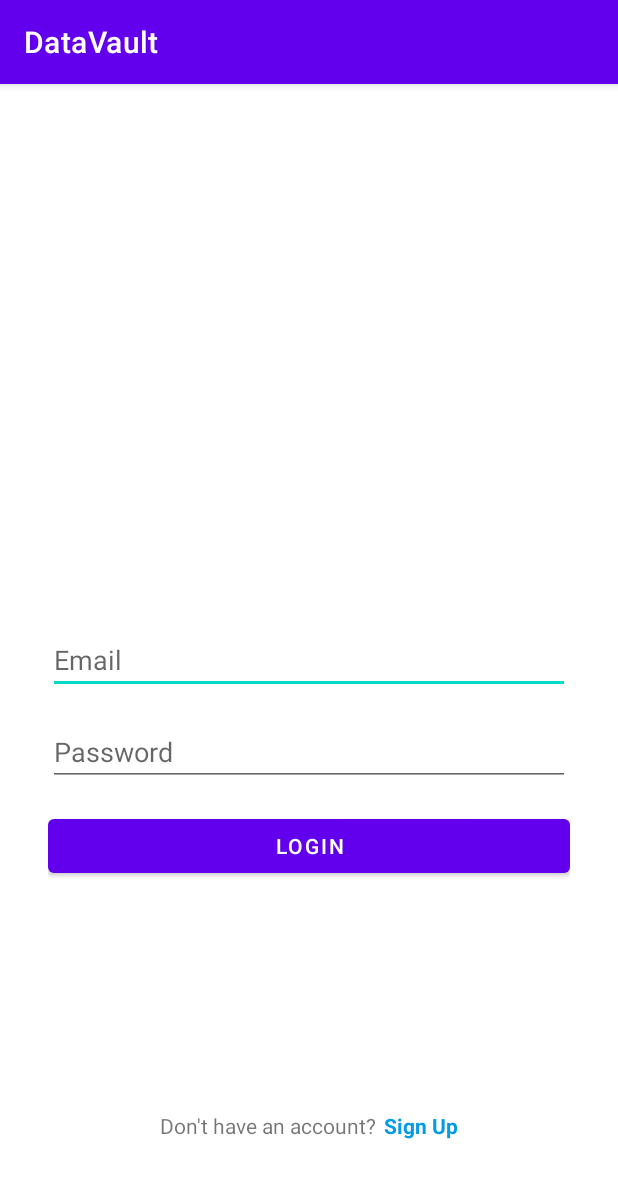
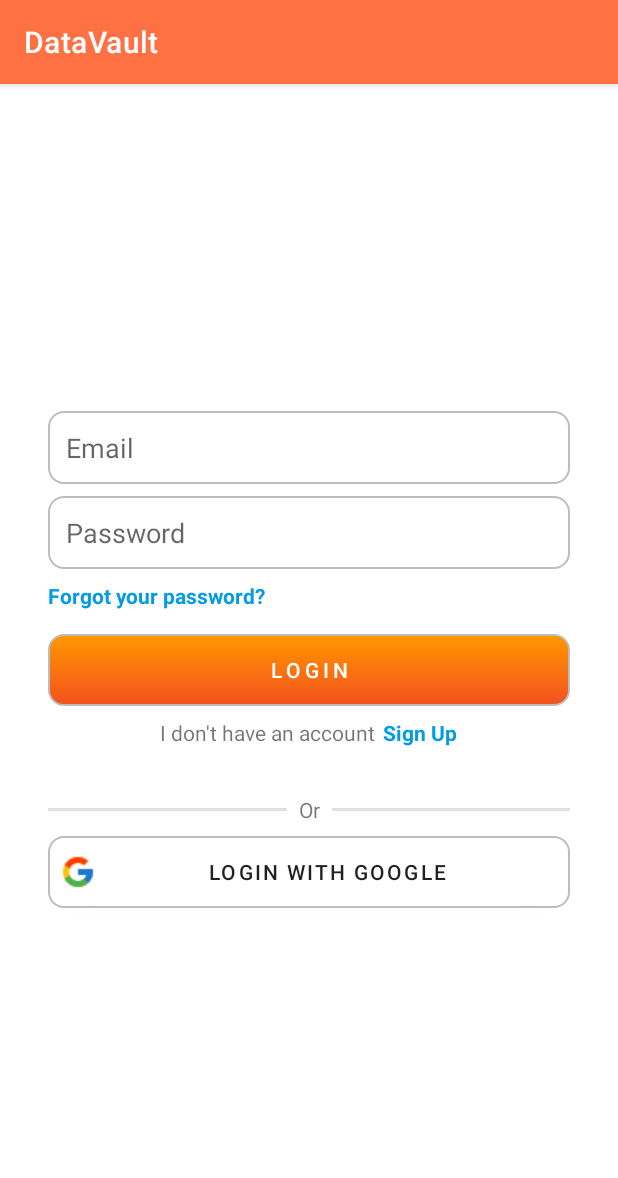
Before and after one commit to johndeweyzxc/DataVault, an Android app: the screen it shows after launch (MainActivity), on a phone screen of 412 x 824 dp. Shown: the top 1178 px of the screen. Run offline under Robolectric (Android 15) with nearby library versions, the phone set to English and light mode, and no system bars; our stand-ins replace Firebase (no records; nobody signed in at launch, a user with empty details on screens opened directly).

Commit message:
Fixed UI

```diff
--- a/app/src/main/java/com/example/datavault/MainActivity.kt
+++ b/app/src/main/java/com/example/datavault/MainActivity.kt
@@ -3,9 +3,9 @@ package com.example.datavault
 import android.content.Intent
 import androidx.appcompat.app.AppCompatActivity
 import android.os.Bundle
-import android.widget.Button
 import android.widget.EditText
 import android.widget.TextView
+import androidx.appcompat.widget.AppCompatButton
 import com.google.firebase.auth.FirebaseAuth
 
 class MainActivity : AppCompatActivity() {
@@ -17,10 +17,12 @@ class MainActivity : AppCompatActivity() {
         val contentActivity = Intent(this, ContentActivity::class.java)
         val registerActivity = Intent(this, RegisterActivity::class.java)
 
-        val signUp = findViewById<TextView>(R.id.signUp)
-        val emailInput = findViewById<EditText>(R.id.emailInput)
-        val passwordInput = findViewById<EditText>(R.id.passwordInput)
-        val loginBtn = findViewById<Button>(R.id.loginButton)
+        val etLoginEmail = findViewById<EditText>(R.id.etLoginEmail)
+        val etLoginPassword = findViewById<EditText>(R.id.etLoginPassword)
+        val tvLoginForgotPassword = findViewById<TextView>(R.id.tvLoginForgotPassword)
+        val btnLogin = findViewById<AppCompatButton>(R.id.btnLogin)
+        val tvLoginSignUp = findViewById<TextView>(R.id.tvLoginSignUp)
+        val btnLoginWithGoogle = findViewById<AppCompatButton>(R.id.btnLoginWithGoogle)
 
         firebaseInstance.addAuthStateListener { auth ->
             val user = auth.currentUser
@@ -30,11 +32,11 @@ class MainActivity : AppCompatActivity() {
             }
         }
 
-        loginBtn.setOnClickListener {
-            Auth(firebaseInstance).signIn(this, emailInput, passwordInput)
+        btnLogin.setOnClickListener {
+            Auth(firebaseInstance).signIn(this, etLoginEmail, etLoginPassword)
         }
 
-        signUp.setOnClickListener {
+        tvLoginSignUp.setOnClickListener {
             startActivity(registerActivity)
         }
     }
--- /dev/null
+++ b/app/src/main/res/drawable/button_login.xml
@@ -0,0 +1,16 @@
+<?xml version="1.0" encoding="utf-8"?>
+<selector xmlns:android="http://schemas.android.com/apk/res/android">
+    <item>
+        <shape android:shape="rectangle">
+            <gradient
+                android:startColor="@color/orange_500"
+                android:endColor="@color/deep_orange_600"
+                android:angle="-135"
+                />
+            <corners android:radius="10dp" />
+            <stroke
+                android:width="1dp"
+                android:color="@color/grey_400" />
+        </shape>
+    </item>
+</selector>
--- /dev/null
+++ b/app/src/main/res/drawable/input_login.xml
@@ -0,0 +1,9 @@
+<?xml version="1.0" encoding="utf-8"?>
+<selector xmlns:android="http://schemas.android.com/apk/res/android">
+    <item>
+        <shape android:shape="rectangle">
+            <stroke android:color="@color/grey_400" android:width="1dp" />
+            <corners android:radius="10dp" />
+        </shape>
+    </item>
+</selector>
--- /dev/null
+++ b/app/src/main/res/drawable/login_with_google.xml
@@ -0,0 +1,12 @@
+<?xml version="1.0" encoding="utf-8"?>
+<selector xmlns:android="http://schemas.android.com/apk/res/android">
+    <item>
+        <shape android:shape="rectangle">
+            <solid android:color="@color/white" />
+            <corners android:radius="10dp" />
+            <stroke
+                android:color="@color/grey_400"
+                android:width="1dp"/>
+        </shape>
+    </item>
+</selector>
--- a/app/src/main/res/layout/activity_main.xml
+++ b/app/src/main/res/layout/activity_main.xml
@@ -4,80 +4,131 @@
     xmlns:tools="http://schemas.android.com/tools"
     android:layout_width="match_parent"
     android:layout_height="match_parent"
-    tools:context=".MainActivity">
+    tools:context=".MainActivity"
+    android:padding="32dp">
 
-    <androidx.constraintlayout.widget.ConstraintLayout
+    <ScrollView
         android:layout_width="match_parent"
         android:layout_height="match_parent"
         app:layout_constraintBottom_toBottomOf="parent"
         app:layout_constraintEnd_toEndOf="parent"
         app:layout_constraintStart_toStartOf="parent"
         app:layout_constraintTop_toTopOf="parent"
-        android:layout_margin="32dp">
+        android:fillViewport="true">
+
+        <androidx.appcompat.widget.LinearLayoutCompat
+            android:layout_width="match_parent"
+            android:layout_height="match_parent"
+            android:orientation="vertical"
+            android:gravity="center">
 
             <EditText
-            android:id="@+id/emailInput"
+                android:id="@+id/etLoginEmail"
                 android:layout_width="match_parent"
                 android:layout_height="wrap_content"
+                android:background="@drawable/input_login"
                 android:hint="Email"
+                android:padding="12sp"
+                app:layout_constraintBottom_toTopOf="@+id/passwordInput"
+                app:layout_constraintEnd_toEndOf="parent"
+                app:layout_constraintStart_toStartOf="parent" />
+
+            <EditText
+                android:id="@+id/etLoginPassword"
+                android:layout_width="match_parent"
+                android:layout_height="wrap_content"
+                android:layout_marginTop="8dp"
+                android:layout_marginBottom="8dp"
+                android:background="@drawable/input_login"
+                android:hint="Password"
+                android:inputType="textPassword"
+                android:padding="12sp"
                 app:layout_constraintBottom_toBottomOf="parent"
                 app:layout_constraintEnd_toEndOf="parent"
                 app:layout_constraintStart_toStartOf="parent"
                 app:layout_constraintTop_toTopOf="parent" />
 
-        <EditText
-            android:id="@+id/passwordInput"
+            <TextView
+                android:id="@+id/tvLoginForgotPassword"
                 android:layout_width="match_parent"
                 android:layout_height="wrap_content"
-            android:hint="Password"
-            android:inputType="textPassword"
+                android:text="Forgot your password?"
+                android:textColor="@color/light_blue_600"
+                android:textStyle="bold"
+                android:layout_marginBottom="16dp"/>
+
+            <androidx.appcompat.widget.AppCompatButton
+                android:id="@+id/btnLogin"
+                android:layout_width="match_parent"
+                android:layout_height="wrap_content"
+                android:background="@drawable/button_login"
+                android:letterSpacing="0.2"
+                android:text="Login"
+                android:textColor="@color/white"
                 app:layout_constraintEnd_toEndOf="parent"
                 app:layout_constraintStart_toStartOf="parent"
-            app:layout_constraintTop_toBottomOf="@+id/emailInput"
-            android:layout_marginTop="16dp"
-            />
+                app:layout_constraintTop_toBottomOf="@+id/passwordInput" />
 
-        <Button
-            android:id="@+id/loginButton"
-            android:layout_width="match_parent"
+            <androidx.appcompat.widget.LinearLayoutCompat
+                android:layout_width="wrap_content"
                 android:layout_height="wrap_content"
-            app:layout_constraintEnd_toEndOf="parent"
-            app:layout_constraintStart_toStartOf="parent"
-            android:text="Login"
-            app:layout_constraintTop_toBottomOf="@+id/passwordInput"
-            android:layout_marginTop="16dp"/>
+                android:layout_marginTop="8dp"
+                android:orientation="horizontal">
+                <TextView
+                    android:layout_width="wrap_content"
+                    android:layout_height="wrap_content"
+                    android:text="I don't have an account"/>
+                <TextView
+                    android:id="@+id/tvLoginSignUp"
+                    android:layout_width="wrap_content"
+                    android:layout_height="wrap_content"
+                    android:layout_marginLeft="5dp"
+                    android:text="Sign Up"
+                    android:textStyle="bold"
+                    android:textColor="@color/light_blue_600"/>
+            </androidx.appcompat.widget.LinearLayoutCompat>
 
             <androidx.appcompat.widget.LinearLayoutCompat
                 android:layout_width="wrap_content"
                 android:layout_height="wrap_content"
                 android:orientation="horizontal"
-            app:layout_constraintBottom_toBottomOf="parent"
-            app:layout_constraintEnd_toEndOf="parent"
-            app:layout_constraintStart_toStartOf="parent"
-            android:layout_marginBottom="32dp">
+                android:layout_marginTop="32dp">
 
+                <View
+                    android:id="@+id/divider1"
+                    android:layout_width="0dp"
+                    android:layout_height="2dp"
+                    android:layout_weight="1"
+                    android:layout_gravity="center"
+                    android:background="?android:attr/listDivider" />
                 <TextView
-                android:id="@+id/createAccount"
+                    android:layout_width="wrap_content"
+                    android:layout_height="wrap_content"
+                    android:layout_marginLeft="8dp"
+                    android:layout_marginRight="8dp"
+                    android:text="Or"/>
+                <View
+                    android:id="@+id/divider2"
+                    android:layout_width="0dp"
+                    android:layout_height="2dp"
+                    android:layout_weight="1"
+                    android:layout_gravity="center"
+                    android:background="?android:attr/listDivider" />
+            </androidx.appcompat.widget.LinearLayoutCompat>
+
+            <androidx.appcompat.widget.AppCompatButton
+                android:id="@+id/btnLoginWithGoogle"
                 android:layout_width="match_parent"
                 android:layout_height="wrap_content"
-                android:text="Don't have an account?"
-                app:layout_constraintBottom_toBottomOf="parent"
-                app:layout_constraintEnd_toEndOf="parent"
-                app:layout_constraintStart_toStartOf="parent" />
-
-            <TextView
-                android:id="@+id/signUp"
-                android:layout_width="match_parent"
-                android:layout_height="wrap_content"
-                android:text="Sign Up"
-                app:layout_constraintBottom_toBottomOf="@id/createAccount"
-                app:layout_constraintLeft_toRightOf="@id/createAccount"
-                android:layout_marginLeft="5dp"
-                android:textStyle="bold"
-                android:textColor="@color/light_blue_600"/>
-
+                android:drawableLeft="@drawable/google_icon"
+                android:text="LOGIN WITH GOOGLE"
+                android:textAllCaps="false"
+                android:letterSpacing="0.1"
+                android:padding="8dp"
+                android:layout_marginTop="8dp"
+                android:background="@drawable/login_with_google"
+                />
         </androidx.appcompat.widget.LinearLayoutCompat>
+    </ScrollView>
 
 </androidx.constraintlayout.widget.ConstraintLayout>
-
-</androidx.constraintlayout.widget.ConstraintLayout>
--- a/app/src/main/res/values/colors.xml
+++ b/app/src/main/res/values/colors.xml
@@ -6,7 +6,11 @@
     <color name="teal_200">#FF03DAC5</color>
     <color name="teal_700">#FF018786</color>
     <color name="black">#FF000000</color>
-    <color name="white">#FFFFFFFF</color>
 
     <color name="light_blue_600">#039be5</color>
+    <color name="deep_orange_600">#f4511e</color>
+    <color name="deep_orange_400">#ff7043</color>
+    <color name="orange_500">#ff9800</color>
+    <color name="white">#ffff</color>
+    <color name="grey_400">#bdbdbd</color>
 </resources>
--- a/app/src/main/res/values/themes.xml
+++ b/app/src/main/res/values/themes.xml
@@ -2,8 +2,8 @@
     <!-- Base application theme. -->
     <style name="Theme.DataVault" parent="Theme.MaterialComponents.DayNight.DarkActionBar">
         <!-- Primary brand color. -->
-        <item name="colorPrimary">@color/purple_500</item>
-        <item name="colorPrimaryVariant">@color/purple_700</item>
+        <item name="colorPrimary">@color/deep_orange_400</item>
+        <item name="colorPrimaryVariant">@color/deep_orange_600</item>
         <item name="colorOnPrimary">@color/white</item>
         <!-- Secondary brand color. -->
         <item name="colorSecondary">@color/teal_200</item>
```
Also changed, not shown: app/src/main/java/com/example/datavault/RegisterActivity.kt (+10 -10 lines), app/src/main/res/layout/activity_register.xml (+61 -51 lines), app/src/debug/google_icon-playstore.png (added), app/src/main/res/drawable-v24/google_icon.png (added). Lines whose indentation alone changed are shown as unchanged.
